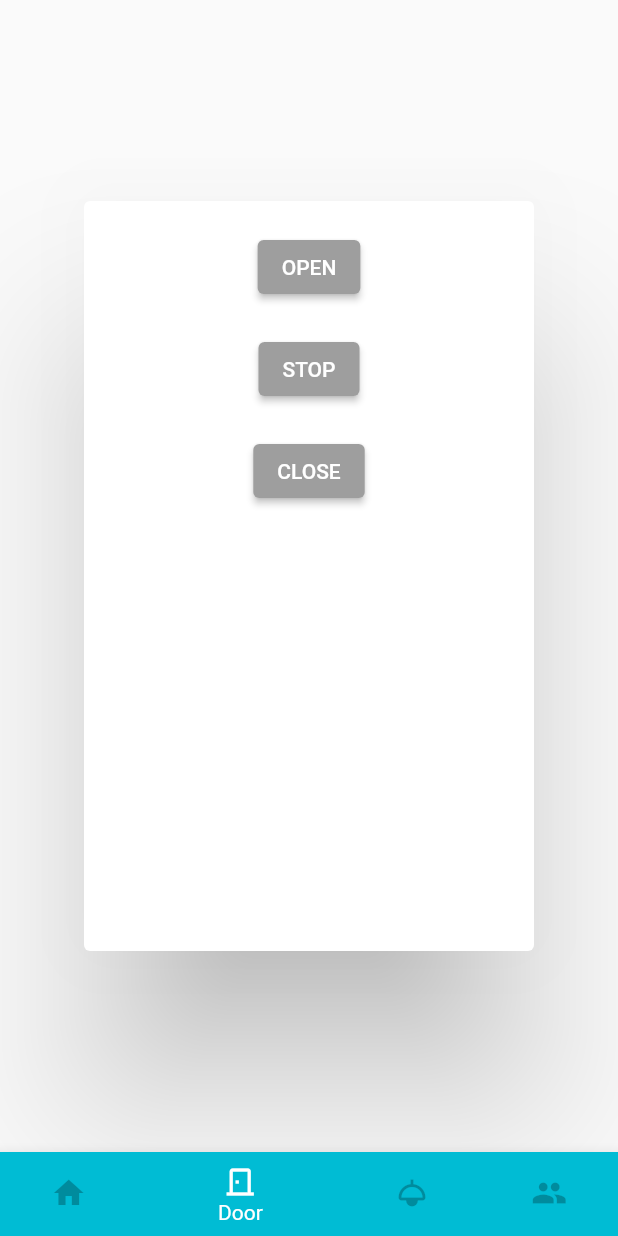
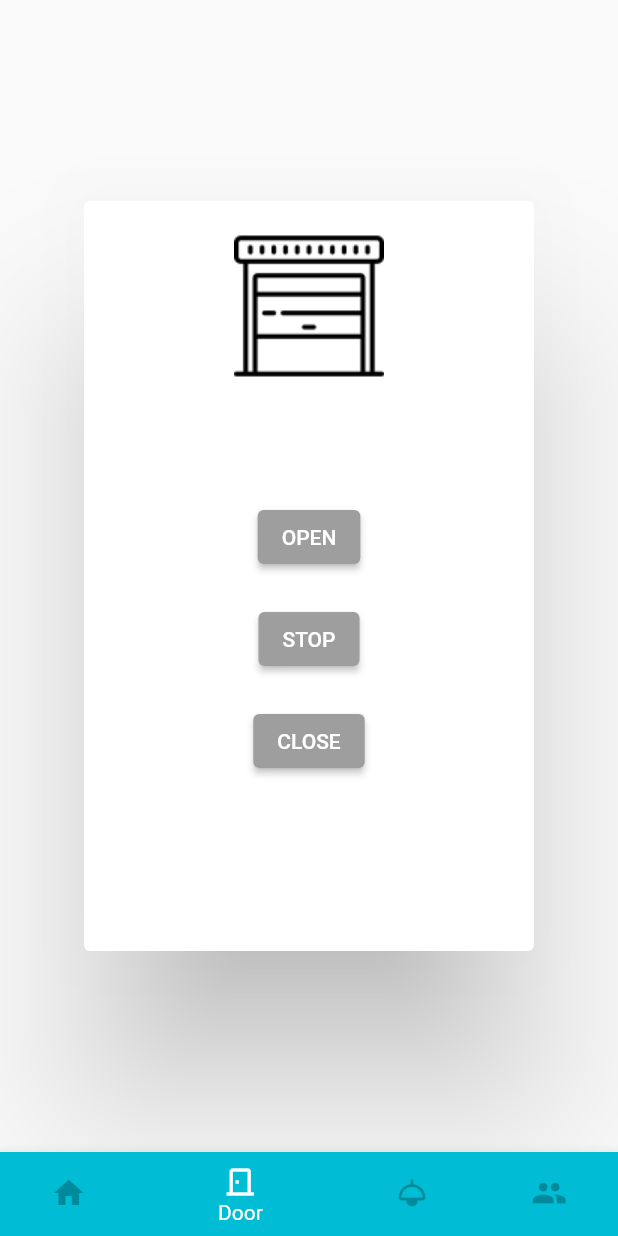
Before and after one commit to jashanpreet-singh-99/smart_garage, a Flutter app: the screen it shows after launch, item 2 of the bottom bar chosen, on a phone screen of 412 x 824 dp. Run offline on Flutter 3.47's test engine with Material 2 defaults, Android fonts, the phone set to English and light mode, and no system bars; our stand-ins replace flutter_login, font_awesome_flutter, toggle_switch; network calls fail.

Commit message:
FEAT: Added Images to DoorPage
Added Door image to the garage Doorpage and adjusted the buttons to follow larger area.

```diff
--- a/lib/activities/home_screen/door_page.dart
+++ b/lib/activities/home_screen/door_page.dart
@@ -107,6 +107,11 @@ class _DoorPageState extends State<DoorPage> {
                 children: [
                   Padding(
                     padding: const EdgeInsets.all(10.0),
+                    child: Image.asset('assets/garage.png'),
+                  ),
+                  const Padding(padding: EdgeInsets.all(30.0)),
+                  Padding(
+                    padding: const EdgeInsets.all(10.0),
                     child: ElevatedButton(
                       onPressed: () {
                         // Open door
```
Also changed, not shown: lib/utils/config.dart (+0 -8 lines).
